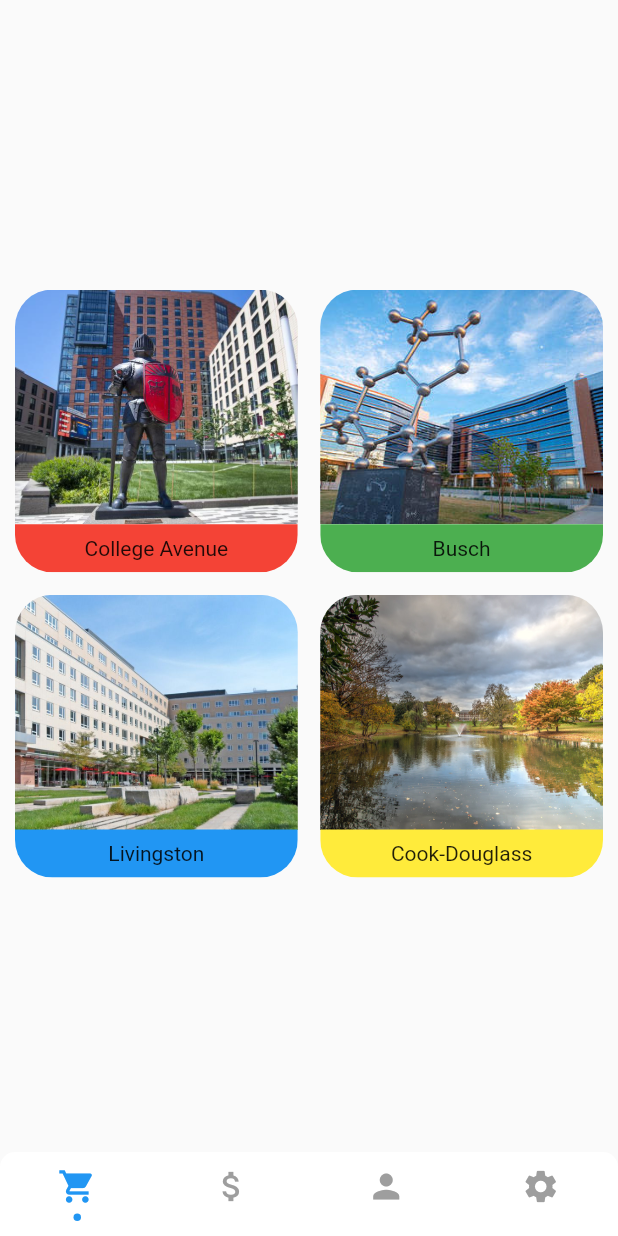
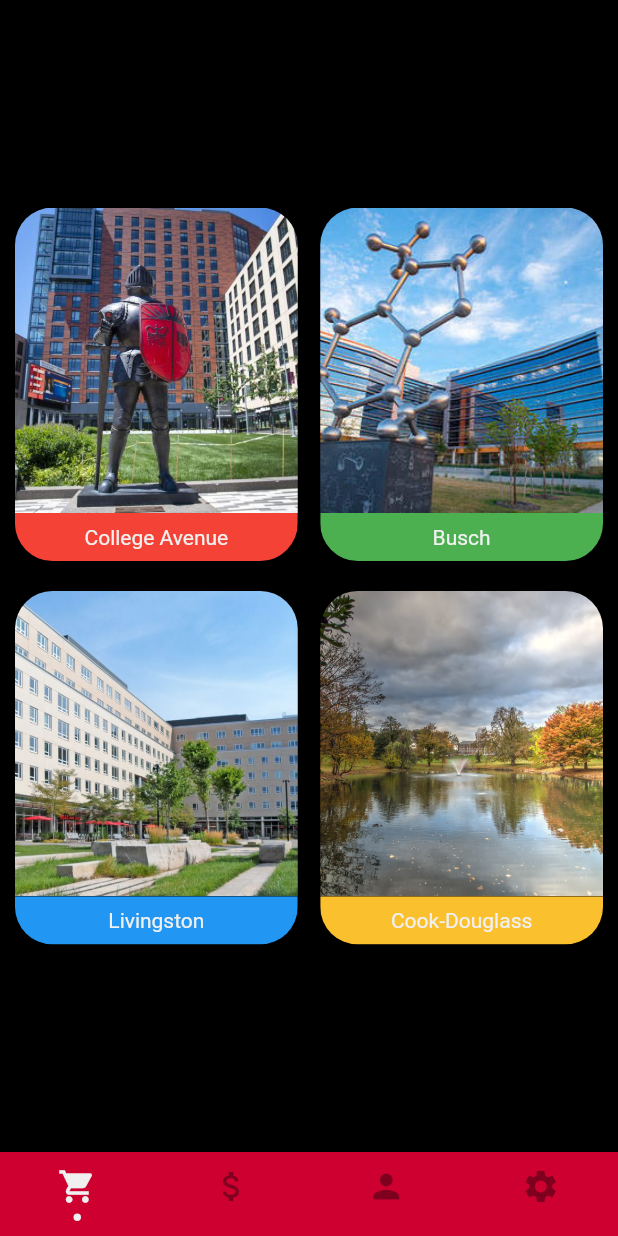
Before and after one commit to SoPat712/RUSwipeShare, a Flutter app: the screen it shows once a user with an empty profile is signed in, on a phone screen of 412 x 824 dp. Run offline on Flutter 3.47's test engine with Material 2 defaults, Android fonts, the phone set to English and light mode, and no system bars; drawn by our look-alikes of persistent_bottom_nav_bar; our stand-ins replace cloud_firestore, firebase_auth, firebase_core, firebase_database, flutter_credit_card, google_fonts and 1 more; missing offline and left inert: dart:ffi, flutter_stripe, flutterfire_ui, material_dialogs; accounts and stored records are empty.

Commit message:
Basic theme code

```diff
--- a/lib/home.dart
+++ b/lib/home.dart
@@ -1,6 +1,7 @@
 import 'package:flutter/material.dart';
 import 'package:persistent_bottom_nav_bar/persistent_tab_view.dart';
 import 'package:ruswipeshare/buy.dart';
+import 'package:ruswipeshare/main.dart';
 import 'package:ruswipeshare/sell.dart';
 import 'profile_screen_custom.dart';
 import 'main_screen.dart';
@@ -31,14 +32,13 @@ class _HomeScreenState extends State<HomeScreen> {
         PersistentBottomNavBarItem(
             icon: const Icon(Icons.shopping_cart),
             title: "Buy",
-            activeColorPrimary: Colors.blue,
-            inactiveColorPrimary: Colors.grey,
-            inactiveColorSecondary: Colors.purple),
+            activeColorPrimary: CustomMaterialColor(240, 240, 240).mdColor,
+            inactiveColorPrimary: Colors.black38),
         PersistentBottomNavBarItem(
           icon: const Icon(Icons.attach_money),
           title: "Sell",
-          activeColorPrimary: Colors.teal,
-          inactiveColorPrimary: Colors.grey,
+          activeColorPrimary: CustomMaterialColor(240, 240, 240).mdColor,
+          inactiveColorPrimary: Colors.black38,
           routeAndNavigatorSettings: const RouteAndNavigatorSettings(
             initialRoute: "/",
           ),
@@ -46,8 +46,8 @@ class _HomeScreenState extends State<HomeScreen> {
         PersistentBottomNavBarItem(
           icon: const Icon(Icons.person),
           title: "Profile",
-          activeColorPrimary: Colors.blueAccent,
-          inactiveColorPrimary: Colors.grey,
+          activeColorPrimary: CustomMaterialColor(240, 240, 240).mdColor,
+          inactiveColorPrimary: Colors.black38,
           routeAndNavigatorSettings: const RouteAndNavigatorSettings(
             initialRoute: "/",
           ),
@@ -55,8 +55,8 @@ class _HomeScreenState extends State<HomeScreen> {
         PersistentBottomNavBarItem(
           icon: const Icon(Icons.settings),
           title: "Settings",
-          activeColorPrimary: Colors.indigo,
-          inactiveColorPrimary: Colors.grey,
+          activeColorPrimary: CustomMaterialColor(240, 240, 240).mdColor,
+          inactiveColorPrimary: Colors.black38,
           routeAndNavigatorSettings: const RouteAndNavigatorSettings(
             initialRoute: "/",
           ),
@@ -71,7 +71,8 @@ class _HomeScreenState extends State<HomeScreen> {
       screens: _buildScreens(),
       items: _navBarsItems(),
       confineInSafeArea: true,
-      backgroundColor: Colors.white, // Default is Colors.white.
+      backgroundColor:
+          Theme.of(context).primaryColor, // Default is Colors.white.
       handleAndroidBackButtonPress: true, // Default is true.
       resizeToAvoidBottomInset:
           true, // This needs to be true if you want to move up the screen when keyboard appears. Default is true.
@@ -79,9 +80,12 @@ class _HomeScreenState extends State<HomeScreen> {
       hideNavigationBarWhenKeyboardShows:
           true, // Recommended to set 'resizeToAvoidBottomInset' as true while using this argument. Default is true.
       decoration: NavBarDecoration(
-        borderRadius: BorderRadius.circular(10.0),
-        colorBehindNavBar: Colors.white,
-      ),
+          // border: Border(
+          //   top: BorderSide(width: 2.0, color: Colors.white),
+          // ),
+          // borderRadius: BorderRadius.circular(10.0),
+          // colorBehindNavBar: Colors.white,
+          ),
       popAllScreensOnTapOfSelectedTab: true,
       popActionScreens: PopActionScreensType.all,
       itemAnimationProperties: const ItemAnimationProperties(
--- a/lib/main.dart
+++ b/lib/main.dart
@@ -1,5 +1,6 @@
 import 'package:firebase_core/firebase_core.dart';
 import 'package:flutter/material.dart';
+import 'package:google_fonts/google_fonts.dart';
 
 import 'firebase_options.dart';
 import 'auth_gate.dart';
@@ -17,7 +18,13 @@ class MyApp extends StatelessWidget {
   Widget build(BuildContext context) {
     return MaterialApp(
       theme: ThemeData(
-        primarySwatch: CustomMaterialColor(200, 61, 61).mdColor,
+        primarySwatch: CustomMaterialColor(205, 0, 48).mdColor,
+        scaffoldBackgroundColor: Colors.black87,
+        fontFamily: GoogleFonts.figtree().fontFamily,
+        textTheme: Theme.of(context).textTheme.apply(
+              bodyColor: CustomMaterialColor(240, 240, 240).mdColor,
+              displayColor: CustomMaterialColor(240, 240, 240).mdColor,
+            ),
       ),
       home: const AuthGate(),
     );
--- a/pubspec.yaml
+++ b/pubspec.yaml
@@ -44,6 +44,7 @@ dependencies:
   flutter_credit_card: any
   flutter_stripe: any
   material_dialogs: any
+  google_fonts: ^4.0.3
 
 dev_dependencies:
   flutter_test:
```
Also changed, not shown: lib/buy.dart (+17 -128 lines), pubspec.lock, 1 other file.
